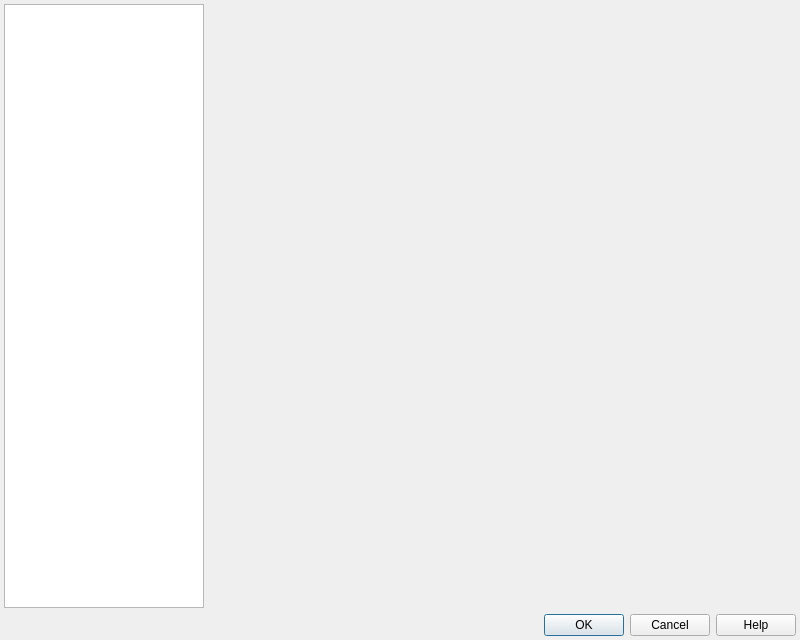
Old version of the form src/gui/pref/dialog.ui in the repository wilbert2000/wzplayer.
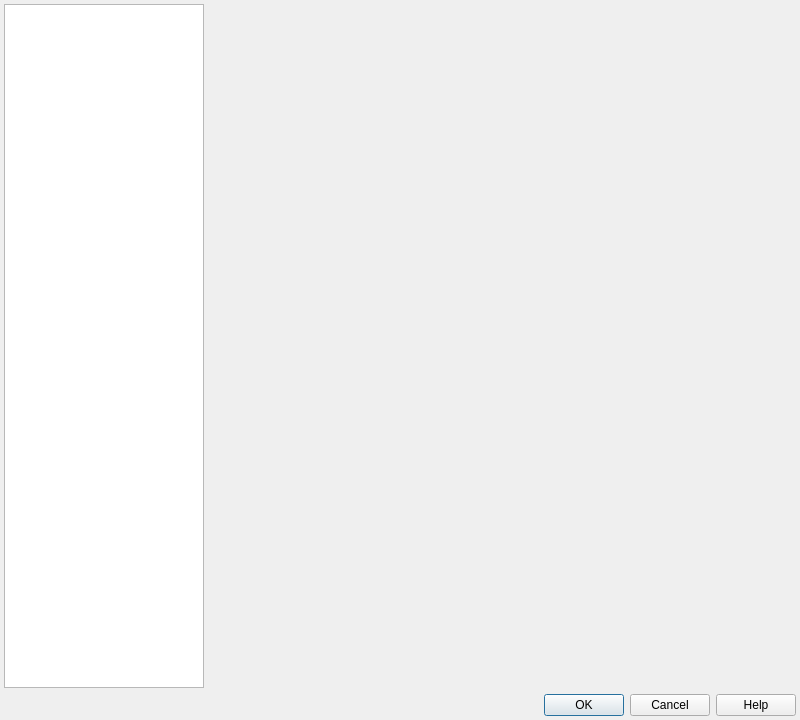
New version of the form.

Commit message: Increase initial height settings dialog

What changed in the file:
```diff
--- a/src/gui/pref/dialog.ui
+++ b/src/gui/pref/dialog.ui
@@ -7,7 +7,7 @@
     <x>0</x>
     <y>0</y>
     <width>800</width>
-    <height>640</height>
+    <height>720</height>
    </rect>
   </property>
   <property name="windowTitle">
```
The commit also changes 1 other file.
